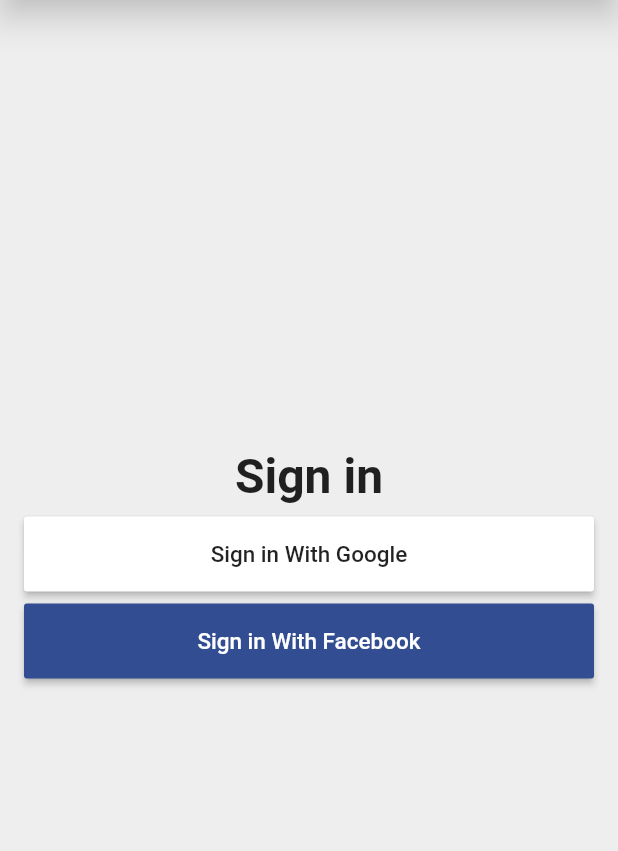
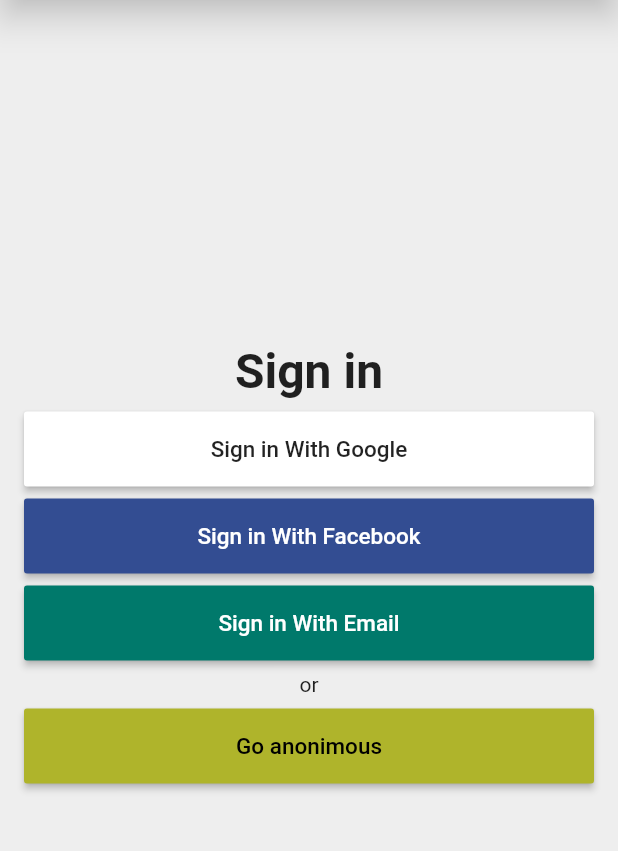
Before and after one commit to wilder00/time_tracker_flutter_course, a Flutter app: the screen it shows after launch, on a phone screen of 412 x 824 dp, the part 97-948 px from its top. Run offline on Flutter 3.47's test engine with Material 2 defaults, Android fonts, the phone set to English and light mode, and no system bars.

Commit message:
sign in page - El diseño báse está listo, falta ponerle logos respectivos

```diff
--- a/lib/app/sign_in/sign_in_page.dart
+++ b/lib/app/sign_in/sign_in_page.dart
@@ -44,6 +44,26 @@ class SignInPage extends StatelessWidget {
             color: Color(0xFF334D92),
             onPressed: () {},
           ),
+          SizedBox(height: 8.0),
+          SignInButton(
+            text: "Sign in With Email",
+            textColor: Colors.white,
+            color: Colors.teal[700],
+            onPressed: () {},
+          ),
+          SizedBox(height: 8.0),
+          Text(
+            "or",
+            style: TextStyle(fontSize: 14.0, color: Colors.black87),
+            textAlign: TextAlign.center,
+          ),
+          SizedBox(height: 8.0),
+          SignInButton(
+            text: "Go anonimous",
+            textColor: Colors.black,
+            color: Colors.lime[700],
+            onPressed: () {},
+          ),
         ],
       ),
     );
```
